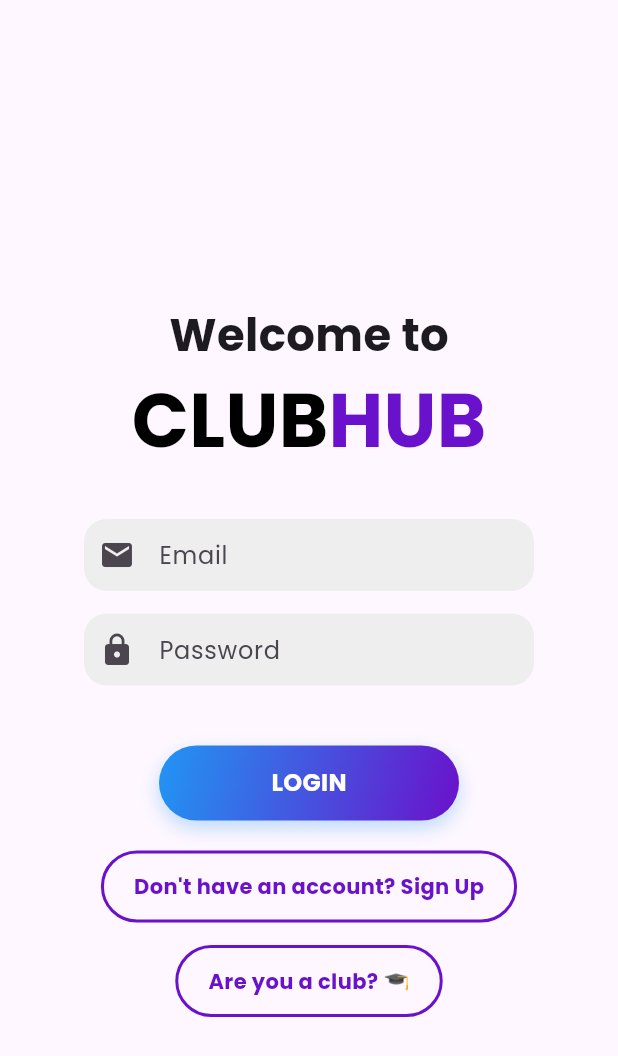
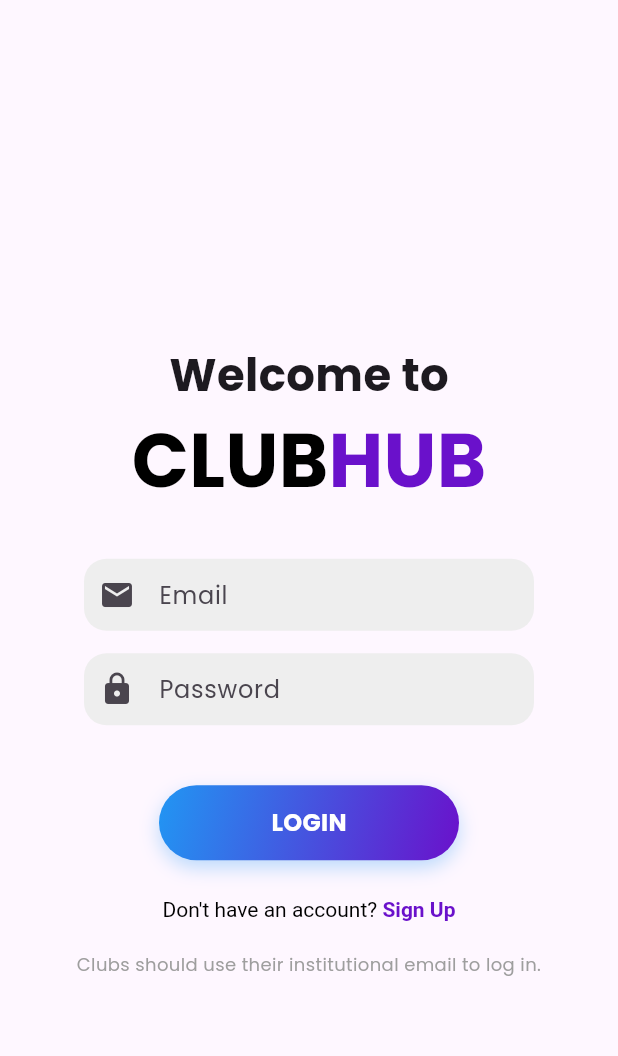
Before and after one commit to eldarismayilzada-art/CS310-Group-Project, a Flutter app: the screen it shows after launch, on a phone screen of 412 x 824 dp. Shown: the top 1056 px of the screen. Run offline on Flutter 3.47's test engine with Material 3 defaults, Android fonts, the phone set to English and light mode, and no system bars; our stand-ins replace cloud_firestore, firebase_auth, firebase_core, image_picker, shared_preferences; accounts and stored records are empty.

Commit message:
Update login_page.dart

```diff
--- a/lib/screens/login_page.dart
+++ b/lib/screens/login_page.dart
@@ -25,16 +25,26 @@ class _LoginscreenState extends State<Loginscreen> {
       return;
     }
 
+    FocusScope.of(context).unfocus();
+
     final auth = context.read<AuthProvider>();
     final success = await auth.signIn(email: email, password: password);
 
     if (!mounted) return;
 
     if (success) {
+      final isClub = auth.userModel?.role == 'club';
+
       final completed = await auth.hasCompletedOnboarding();
+
       if (!mounted) return;
+
+      if (isClub) {
+        Navigator.pushReplacementNamed(context, '/home');
+      } else {
         Navigator.pushReplacementNamed(
             context, completed ? '/home' : '/interests');
+      }
     } else {
       ScaffoldMessenger.of(context).showSnackBar(
         SnackBar(content: Text(auth.errorMessage ?? 'Login failed')),
@@ -50,6 +60,7 @@ class _LoginscreenState extends State<Loginscreen> {
     return Scaffold(
       appBar: AppBar(elevation: 0, backgroundColor: Colors.transparent),
       body: Center(
+        child: SingleChildScrollView( // Klavye açıldığında ekranın taşmasını önler
           child: Column(
             mainAxisAlignment: MainAxisAlignment.center,
             children: [
@@ -68,44 +79,22 @@ class _LoginscreenState extends State<Loginscreen> {
               ),
               const SizedBox(height: 30),
 
-            // EMAIL field (was username)
-            Container(
-              width: 300,
-              padding: const EdgeInsets.symmetric(horizontal: 10),
-              decoration: BoxDecoration(
-                color: Colors.grey[200],
-                borderRadius: BorderRadius.circular(15)),
-              child: TextField(
+              _buildTextField(
                 controller: _emailController,
+                hintText: 'Email',
+                icon: Icons.email,
                 keyboardType: TextInputType.emailAddress,
-                decoration: const InputDecoration(
-                  border: InputBorder.none,
-                  hintText: 'Email',
-                  icon: Icon(Icons.email)),
-              ),
               ),
               const SizedBox(height: 15),
 
-            // PASSWORD field
-            Container(
-              width: 300,
-              padding: const EdgeInsets.symmetric(horizontal: 10),
-              decoration: BoxDecoration(
-                color: Colors.grey[200],
-                borderRadius: BorderRadius.circular(15)),
-              child: TextField(
+              _buildTextField(
                 controller: _passwordController,
+                hintText: 'Password',
+                icon: Icons.lock,
                 obscureText: true,
-                onSubmitted: (_) => auth.isLoading ? null : _handleLogin(),
-                decoration: const InputDecoration(
-                  border: InputBorder.none,
-                  hintText: 'Password',
-                  icon: Icon(Icons.lock)),
-              ),
               ),
               const SizedBox(height: 40),
 
-            // LOGIN BUTTON
               GestureDetector(
                 onTap: auth.isLoading ? null : _handleLogin,
                 child: Container(
@@ -134,50 +123,65 @@ class _LoginscreenState extends State<Loginscreen> {
                 ),
               ),
 
-            const SizedBox(height: 20),
+              const SizedBox(height: 25),
 
-            // SIGN UP BUTTON
               GestureDetector(
                 onTap: () => Navigator.push(context,
-                MaterialPageRoute(
-                  builder: (_) => const RegisterScreen())),
-              child: Container(
-                padding: const EdgeInsets.symmetric(
-                  horizontal: 20, vertical: 12),
-                decoration: BoxDecoration(
-                  border: Border.all(color: hubColor, width: 2),
-                  borderRadius: BorderRadius.circular(25),
+                  MaterialPageRoute(builder: (_) => const RegisterScreen())),
+                child: RichText(
+                  text: const TextSpan(
+                    style: TextStyle(color: Colors.black, fontSize: 14),
+                    children: [
+                      TextSpan(text: "Don't have an account? "),
+                      TextSpan(
+                        text: "Sign Up",
+                        style: TextStyle(color: hubColor, fontWeight: FontWeight.bold),
                       ),
-                child: const Text("Don't have an account? Sign Up",
-                  style: TextStyle(
-                    color: hubColor,
-                    fontWeight: FontWeight.bold,
-                    fontSize: 14)),
+                    ],
+                  ),
                 ),
               ),
 
-            const SizedBox(height: 15),
+              const SizedBox(height: 20),
 
-            // ARE YOU A CLUB BUTTON
-            GestureDetector(
-              onTap: () => Navigator.pushNamed(context, '/club-login'),
-              child: Container(
-                padding: const EdgeInsets.symmetric(
-                  horizontal: 20, vertical: 12),
-                decoration: BoxDecoration(
-                  border: Border.all(color: hubColor, width: 2),
-                  borderRadius: BorderRadius.circular(25),
-                ),
-                child: const Text("Are you a club? 🎓",
-                  style: TextStyle(
-                    color: hubColor,
-                    fontWeight: FontWeight.bold,
-                    fontSize: 14)),
+              const Padding(
+                padding: EdgeInsets.symmetric(horizontal: 40),
+                child: Text(
+                  "Clubs should use their institutional email to log in.",
+                  textAlign: TextAlign.center,
+                  style: TextStyle(color: Colors.grey, fontSize: 12),
                 ),
               ),
             ],
           ),
         ),
+      ),
+    );
+  }
+
+  Widget _buildTextField({
+    required TextEditingController controller,
+    required String hintText,
+    required IconData icon,
+    bool obscureText = false,
+    TextInputType keyboardType = TextInputType.text,
+  }) {
+    return Container(
+      width: 300,
+      padding: const EdgeInsets.symmetric(horizontal: 10),
+      decoration: BoxDecoration(
+        color: Colors.grey[200],
+        borderRadius: BorderRadius.circular(15)),
+      child: TextField(
+        controller: controller,
+        obscureText: obscureText,
+        keyboardType: keyboardType,
+        onSubmitted: (_) => _handleLogin(),
+        decoration: InputDecoration(
+          border: InputBorder.none,
+          hintText: hintText,
+          icon: Icon(icon)),
+      ),
     );
   }
 }
```
Lines whose indentation alone changed are shown as unchanged.
